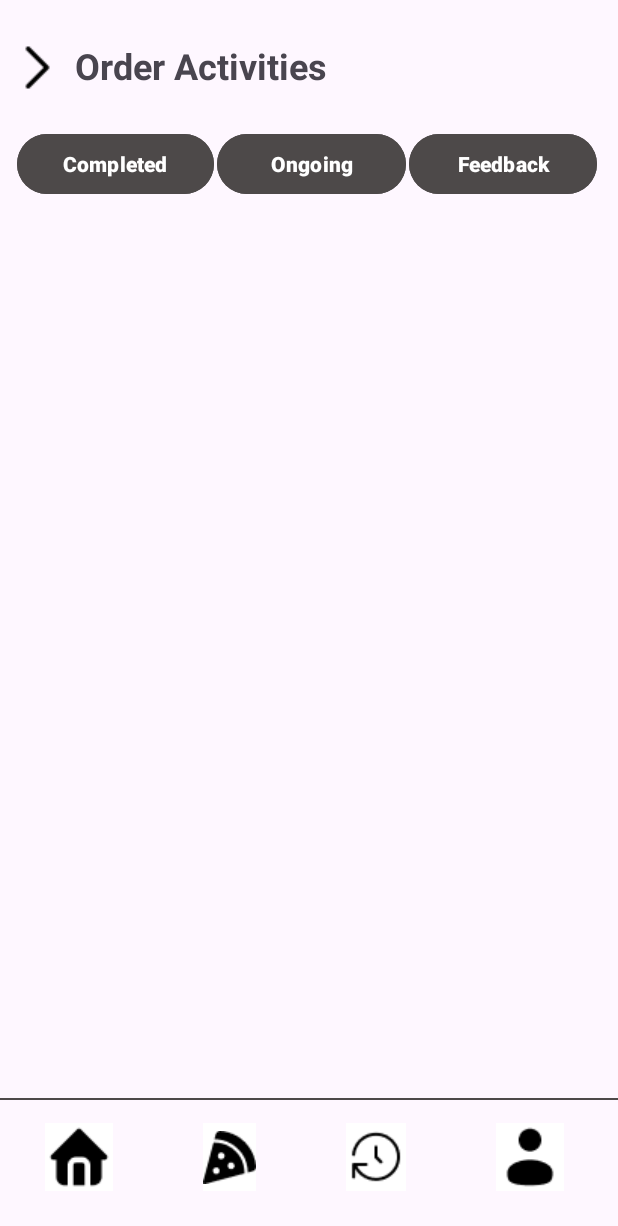
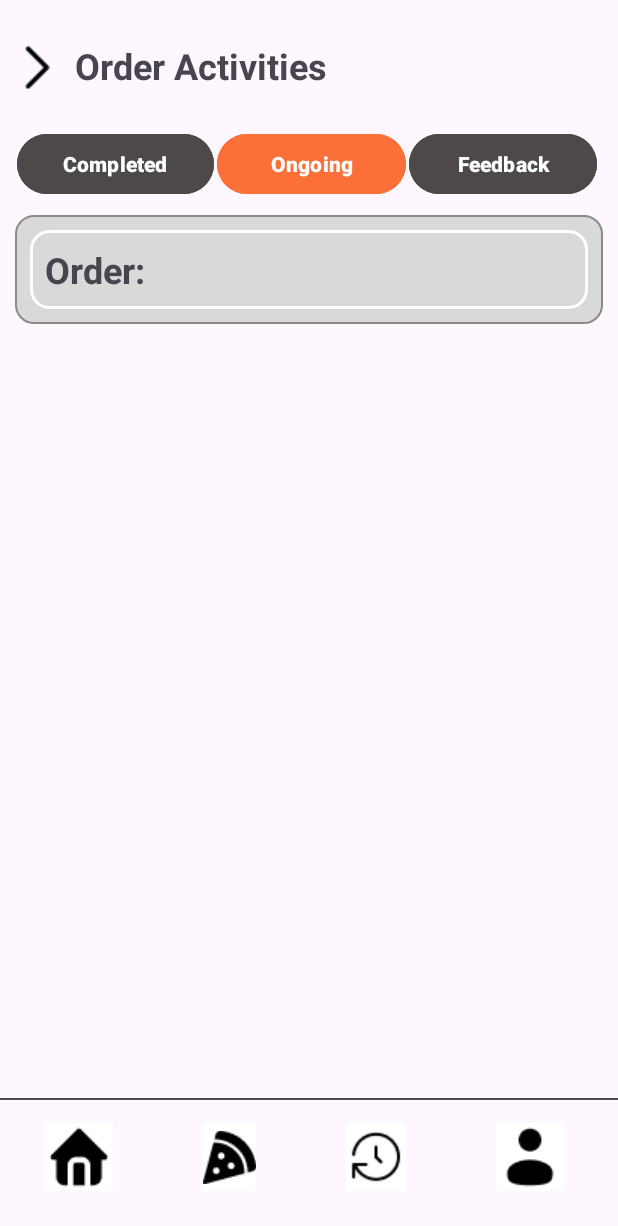
Before and after one commit to DesanDinsanda/Pizza-Mania, an Android app: the OrderStatusActivity screen opened directly, with no data from a screen before it, on a phone screen of 412 x 824 dp. Shown: the top 1226 px of the screen. Run offline under Robolectric (Android 15) with nearby library versions, the phone set to English and light mode, and no system bars.

Commit message:
Updated the XML files of order history and order status

```diff
--- a/app/src/main/res/layout/activity_order_history.xml
+++ b/app/src/main/res/layout/activity_order_history.xml
@@ -43,7 +43,7 @@
             android:layout_width="131dp"
             android:layout_height="wrap_content"
             android:layout_marginLeft="11dp"
-            android:backgroundTint="#4D4949"
+            android:backgroundTint="#FB6F38"
             android:text="Completed"
             android:textSize="14dp"
             android:textStyle="bold" />
--- a/app/src/main/res/layout/activity_order_status.xml
+++ b/app/src/main/res/layout/activity_order_status.xml
@@ -53,7 +53,7 @@
             android:layout_width="126dp"
             android:layout_height="wrap_content"
             android:layout_marginLeft="2dp"
-            android:backgroundTint="#4D4949"
+            android:backgroundTint="#FB6F38"
             android:textStyle="bold"
             android:text="Ongoing" />
 
@@ -67,10 +67,37 @@
             android:text="Feedback" />
     </LinearLayout>
 
+    <LinearLayout
+        android:layout_width="match_parent"
+        android:layout_height="wrap_content"
+        android:layout_marginTop="10dp"
+        android:background="@drawable/bg_stroke_darkgrey"
+        android:layout_marginLeft="10dp"
+        android:layout_marginRight="10dp"
+        android:orientation="vertical">
 
+        <LinearLayout
+            android:layout_width="match_parent"
+            android:layout_height="wrap_content"
+            android:layout_marginTop="10dp"
+            android:layout_marginLeft="10dp"
+            android:layout_marginRight="10dp"
+            android:layout_marginBottom="10dp"
+            android:background="@drawable/bg_stroke_white">
 
+            <TextView
+                android:layout_width="wrap_content"
+                android:layout_height="wrap_content"
+                android:text="Order: "
+                android:textSize="24dp"
+                android:layout_marginLeft="10dp"
+                android:layout_marginTop="10dp"
+                android:layout_marginBottom="10dp"
+                android:textStyle="bold"/>
 
+        </LinearLayout>
 
+    </LinearLayout>
 
     <RelativeLayout
         android:layout_width="wrap_content"
```
